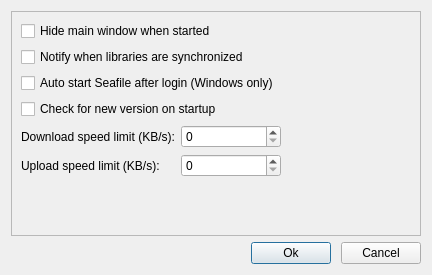
First picture: the form in ui/settings-dialog.ui, repository haiwen/seafile-client, before the edit.
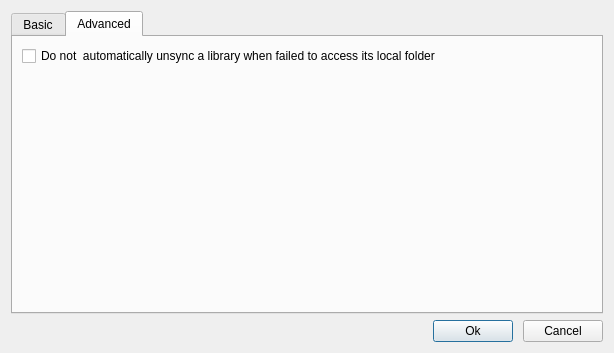
Second picture: the form after the edit.

Commit message: allow do not unsync the library when local folder is gone

Diff of the .ui file:
```diff
--- a/ui/settings-dialog.ui
+++ b/ui/settings-dialog.ui
@@ -6,24 +6,23 @@
    <rect>
     <x>0</x>
     <y>0</y>
-    <width>432</width>
-    <height>275</height>
+    <width>614</width>
+    <height>353</height>
    </rect>
   </property>
   <property name="windowTitle">
    <string>Dialog</string>
   </property>
-  <layout class="QVBoxLayout" name="verticalLayout_2">
-   <item>
-    <widget class="QFrame" name="mFrame">
-     <property name="frameShape">
-      <enum>QFrame::StyledPanel</enum>
-     </property>
-     <property name="frameShadow">
-      <enum>QFrame::Plain</enum>
-     </property>
      <layout class="QVBoxLayout" name="verticalLayout_3">
       <item>
+    <widget class="QTabWidget" name="mTabWidget">
+     <property name="currentIndex">
+      <number>1</number>
+     </property>
+     <widget class="QWidget" name="mBasicTab">
+      <attribute name="title">
+       <string>Basic</string>
+      </attribute>
        <layout class="QVBoxLayout" name="verticalLayout">
         <item>
          <widget class="QCheckBox" name="mHideMainWinCheckBox">
@@ -54,8 +53,6 @@
          </widget>
         </item>
         <item>
-         <layout class="QHBoxLayout" name="horizontalLayout_2">
-          <item>
            <layout class="QFormLayout" name="formLayout">
             <property name="labelAlignment">
              <set>Qt::AlignLeading|Qt::AlignLeft|Qt::AlignVCenter</set>
@@ -112,10 +109,34 @@
            </layout>
           </item>
          </layout>
-        </item>
-       </layout>
-      </item>
-     </layout>
+     </widget>
+     <widget class="QWidget" name="mAdvancedTab">
+      <attribute name="title">
+       <string>Advanced</string>
+      </attribute>
+      <layout class="QVBoxLayout" name="verticalLayout_2">
+       <item>
+        <widget class="QCheckBox" name="mAllowInvalidWorktreeCheckBox">
+         <property name="text">
+          <string>Do not  automatically unsync a library when failed to access its local folder</string>
+         </property>
+        </widget>
+       </item>
+       <item>
+        <spacer name="verticalSpacer">
+         <property name="orientation">
+          <enum>Qt::Vertical</enum>
+         </property>
+         <property name="sizeHint" stdset="0">
+          <size>
+           <width>20</width>
+           <height>40</height>
+          </size>
+         </property>
+        </spacer>
+       </item>
+      </layout>
+     </widget>
     </widget>
    </item>
    <item>
```
Lines whose indentation alone changed are shown as unchanged. The commit also changes 13 other files.
